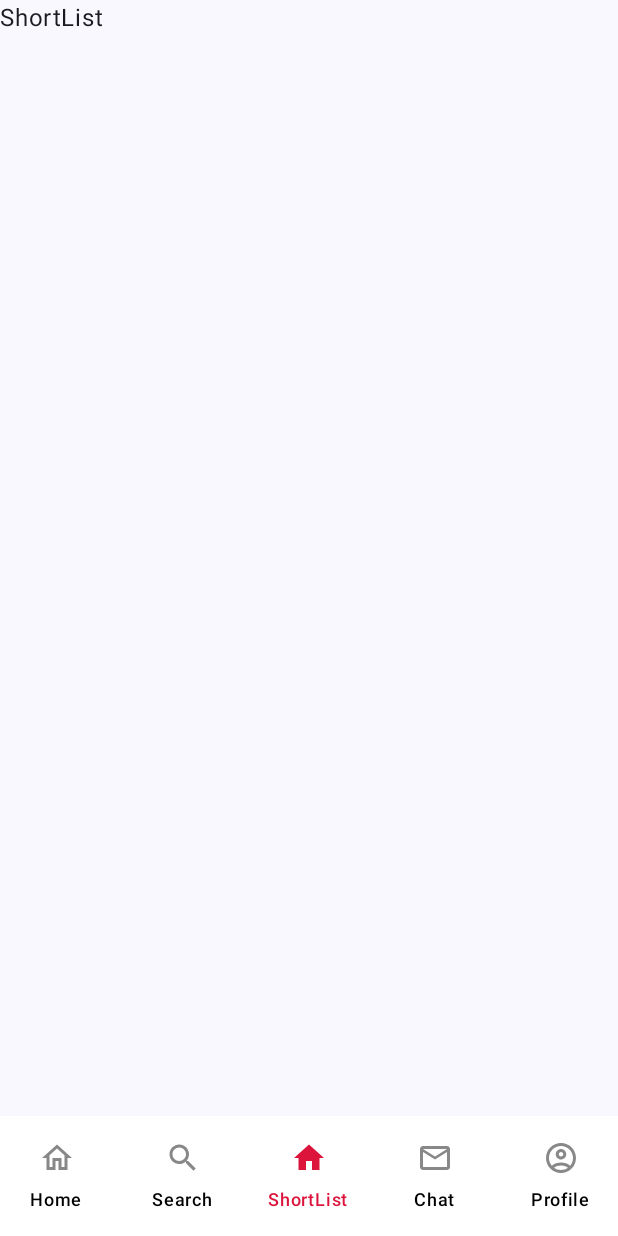
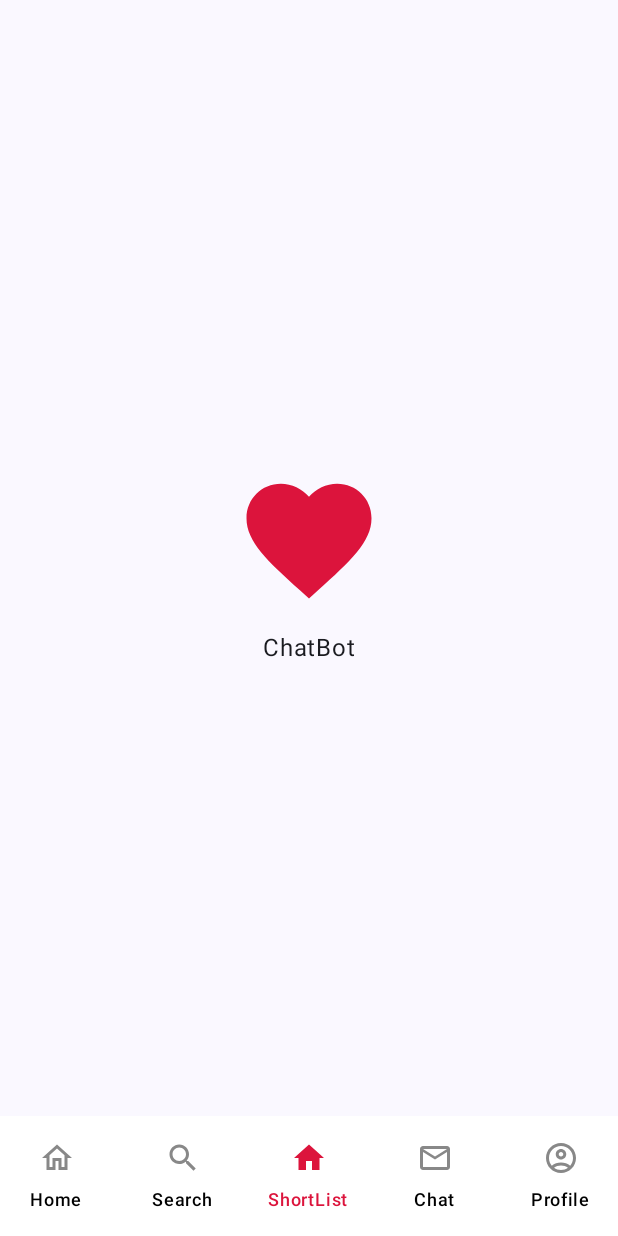
Before and after one commit to ViditSavaliya19/HomeRent_App, an Android app built with Jetpack Compose: the DashScreen screen opened through its navigation route, item 3 of the bottom bar chosen, on a phone screen of 412 x 824 dp. Run offline under Robolectric (Android 15) with nearby library versions, the phone set to English and light mode, and no system bars; our stand-ins replace Firebase (no records; nobody signed in at launch, a user with empty details on screens opened directly), livedata-compose.

Commit message:
O: 16/05/2024

```diff
--- a/app/src/main/java/com/example/homerent/domain/Constant.kt
+++ b/app/src/main/java/com/example/homerent/domain/Constant.kt
@@ -5,9 +5,9 @@ class Constant {
 
     companion object {
 
-//        const val BASE_URL = "http://172.17.1.245/PgRental/API/"
-//        const val BASE_URL = "http://192.168.2.168/PgRental/API/"
-        const val BASE_URL = "http://192.168.56.170/PgRental/API/"
+//        const val BASE_URL = "http://172.17.1.19/PgRental/API/" // Window Wifi
+//        const val BASE_URL = "http://192.168.2.168/PgRental/API/" //MAC Wifi
+        const val BASE_URL = "http://172.17.1.27/PgRental/API/" // MAC Ethernet
         const val PGLIST = "User/pgapi.php"
         const val CITYLIST = "User/cityapi.php"
         const val USERDETAILS = "User/userDetailsApi.php"
--- a/app/src/main/java/com/example/homerent/ui/screen/dash/DashScreen.kt
+++ b/app/src/main/java/com/example/homerent/ui/screen/dash/DashScreen.kt
@@ -25,6 +25,8 @@ import androidx.compose.ui.graphics.Color
 import androidx.compose.ui.graphics.vector.ImageVector
 import androidx.compose.ui.unit.dp
 import androidx.navigation.NavHostController
+import com.example.homerent.ui.screen.chat.ChatBotScreen
+import com.example.homerent.ui.screen.favorite.FavoriteScreen
 import com.example.homerent.ui.screen.home.HomeScreen
 import com.example.homerent.ui.screen.search.SearchScreen
 import com.example.homerent.ui.screen.settings.SettingsScreen
@@ -70,8 +72,8 @@ fun DashScreen(
             when (selectedScreen.value) {
                 "Home" -> HomeScreen(navController, viewModel, authViewModel)
                 "Search" -> SearchScreen(navController, viewModel)
-                "ShortList" -> Text(text = "ShortList")
-                "Chat" -> Text(text = "Chat")
+                "ShortList" -> FavoriteScreen()
+                "Chat" -> ChatBotScreen()
                 "Profile" -> SettingsScreen(navController,authViewModel)
             }
         }
--- /dev/null
+++ b/app/src/main/java/com/example/homerent/ui/screen/favorite/FaveritoScreen.kt
@@ -0,0 +1,42 @@
+package com.example.homerent.ui.screen.favorite
+
+import androidx.compose.material.icons.outlined.Favorite
+import android.annotation.SuppressLint
+import androidx.compose.foundation.layout.Arrangement
+import androidx.compose.foundation.layout.Column
+import androidx.compose.foundation.layout.Spacer
+import androidx.compose.foundation.layout.fillMaxSize
+import androidx.compose.foundation.layout.height
+import androidx.compose.foundation.layout.width
+import androidx.compose.material.icons.Icons
+import androidx.compose.material3.Icon
+import androidx.compose.material3.Scaffold
+import androidx.compose.material3.Text
+import androidx.compose.runtime.Composable
+import androidx.compose.ui.Alignment
+import androidx.compose.ui.Modifier
+import androidx.compose.ui.unit.dp
+import com.example.homerent.ui.theme.Primary
+
+@SuppressLint("UnusedMaterial3ScaffoldPaddingParameter")
+@Composable
+fun FavoriteScreen() {
+    Scaffold {
+        Column(
+            Modifier.fillMaxSize(),
+            verticalArrangement = Arrangement.Center,
+            horizontalAlignment = Alignment.CenterHorizontally
+        ) {
+            Icon(
+                Icons.Outlined.Favorite,
+                contentDescription = "",
+                tint = Primary,
+                modifier = Modifier
+                    .height(100.dp)
+                    .width(100.dp)
+            )
+            Spacer(modifier = Modifier.height(10.dp))
+            Text(text = "ChatBot")
+        }
+    }
+}
--- a/app/src/main/java/com/example/homerent/ui/screen/profile/ProfileScreen.kt
+++ b/app/src/main/java/com/example/homerent/ui/screen/profile/ProfileScreen.kt
@@ -222,7 +222,7 @@ fun ProfileScreen(
                     }.await()
 
                     if (res) {
-                        navController.navigate("home")
+                        navController.navigate("dash")
                         {
                             popUpTo("profile") {
                                 inclusive = true
--- a/app/src/main/java/com/example/homerent/ui/theme/Color.kt
+++ b/app/src/main/java/com/example/homerent/ui/theme/Color.kt
@@ -3,7 +3,7 @@ package com.example.homerent.ui.theme
 import androidx.compose.ui.graphics.Color
 
 val Primary = Color(0xFFDC143C)
-val Secondary = Color(0xFFCBC1DB)
+val Secondary = Color(0xFFFFD1E1)
 val Accent = Color(0xFFEFB8C8)
 
 //val Primary = Color(0xFF283593)
--- a/app/src/main/java/com/example/homerent/viewmodel/AuthViewModel.kt
+++ b/app/src/main/java/com/example/homerent/viewmodel/AuthViewModel.kt
@@ -16,8 +16,8 @@ import kotlinx.coroutines.launch
 class AuthViewModel(val context: Context) : ViewModel() {
 
     var user: FirebaseUser? = null
-    private var _userDataList = MutableLiveData<List<UserModel>>()
-    val userDataList: MutableLiveData<List<UserModel>>
+    private var _userDataList = MutableLiveData<List<UserModel>?>()
+    val userDataList: MutableLiveData<List<UserModel>?>
         get() = _userDataList
 
     init {
@@ -51,7 +51,12 @@ class AuthViewModel(val context: Context) : ViewModel() {
 
     private suspend fun getUserInfo() {
         try {
-            _userDataList.value = PGRepository.repo.getUserInfoAPICall(user!!.uid)
+            var data = PGRepository.repo.getUserInfoAPICall(user!!.uid)
+            if(data.isNotEmpty())
+            {
+                _userDataList.value = data
+            }
+            Log.e("TAG", "getUserInfo: ${_userDataList}", )
         } catch (e: Exception) {
             Log.e("TAG", "UserDetails: ${e.message}")
             Toast.makeText(context, "${e.message}", Toast.LENGTH_SHORT).show()
--- a/app/src/main/java/com/example/homerent/viewmodel/PgViewModel.kt
+++ b/app/src/main/java/com/example/homerent/viewmodel/PgViewModel.kt
@@ -40,8 +40,6 @@ class PgViewModel(val context: Context) : ViewModel() {
             }
             launch {
                 val map = HashMap<String,String>()
-//                map[""]="Gujarat"
-
                 Log.e("TAG", "$map", )
                 getSortedPGList(map)
             }
--- a/app/src/main/res/xml/cleartxt.xml
+++ b/app/src/main/res/xml/cleartxt.xml
@@ -1,8 +1,10 @@
 <?xml version="1.0" encoding="utf-8"?>
 <network-security-config>
     <domain-config cleartextTrafficPermitted="true">
+        <domain includeSubdomains="true">172.17.1.19</domain>
         <domain includeSubdomains="true">192.168.2.168</domain>
         <domain includeSubdomains="true">192.168.56.170</domain>
         <domain includeSubdomains="true">172.17.1.245</domain>
+        <domain includeSubdomains="true">172.17.1.27</domain>
     </domain-config>
 </network-security-config>
```
Also changed, not shown: app/src/main/java/com/example/homerent/ui/screen/chat/ChatBotScreen.kt (added, +43 -0 lines).
